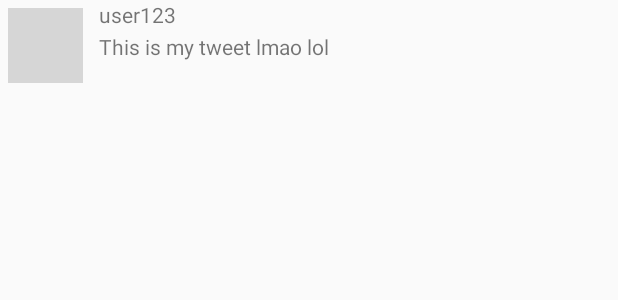
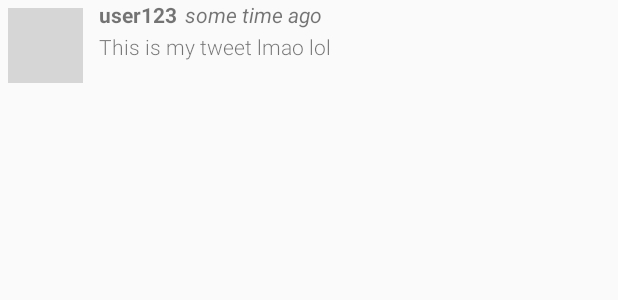
Before and after one commit to jsang99/android-spring21-twitter, an Android app: the layout item_tweet.xml on its own in the app's theme, with its tools: preview values and no code run, on a phone screen of 412 x 824 dp. Shown: the top 300 px of the screen. Run offline under Robolectric (Android 15) with nearby library versions, the phone set to English and light mode, and no system bars; grey boxes are pictures that could not be loaded.

Commit message:
TimeFormatter

```diff
--- a/app/src/main/java/com/codepath/apps/restclienttemplate/models/Tweet.java
+++ b/app/src/main/java/com/codepath/apps/restclienttemplate/models/Tweet.java
@@ -1,4 +1,6 @@
 package com.codepath.apps.restclienttemplate.models;
+
+import com.codepath.apps.restclienttemplate.TimeFormatter;
 
 import org.json.JSONArray;
 import org.json.JSONException;
@@ -13,13 +15,20 @@ public class Tweet {
     public String body;
     public String createdAt;
     public User user;
+    //public String timeStamp;
 
     public static Tweet fromJson(JSONObject jsonObject) throws JSONException {
         Tweet tweet = new Tweet();
         tweet.body = jsonObject.getString("text");
         tweet.createdAt = jsonObject.getString("created_at");
         tweet.user = User.fromJson(jsonObject.getJSONObject("user"));
+        //tweet.timeStamp = TimeFormatter.getTimeDifference(tweet.createdAt);
         return tweet;
+    }
+
+    public String getTimeStamp() {
+        //String timeStamp = TimeFormatter.getTimeDifference(createdAt);
+        return TimeFormatter.getTimeDifference(createdAt);
     }
 
     public static List<Tweet> fromJsonArray(JSONArray jsonArray) throws JSONException {
@@ -29,4 +38,6 @@ public class Tweet {
         }
         return tweets;
     }
+
+
 }
--- a/app/src/main/java/com/codepath/apps/restclienttemplate/models/TweetsAdapter.java
+++ b/app/src/main/java/com/codepath/apps/restclienttemplate/models/TweetsAdapter.java
@@ -48,7 +48,6 @@ public class TweetsAdapter extends RecyclerView.Adapter<TweetsAdapter.ViewHolder
         return tweets.size();
     }
     // Clean all elements of the recycler
-
     public void clear(){
         tweets.clear();
         notifyDataSetChanged();
@@ -58,28 +57,26 @@ public class TweetsAdapter extends RecyclerView.Adapter<TweetsAdapter.ViewHolder
         tweets.addAll(tweetList);
         notifyDataSetChanged();
     }
-
-
-    // bind values based on the position of the element
-
     // define view holder
     public class ViewHolder extends RecyclerView.ViewHolder {
 
         ImageView ivProfileImage;
         TextView tvBody;
         TextView tvScreenName;
+        TextView tvRelativeTime;
 
         public ViewHolder(@NonNull View itemView) {
             super(itemView);
             ivProfileImage = itemView.findViewById(R.id.ivProfileImage);
             tvBody = itemView.findViewById(R.id.tvBody);
             tvScreenName = itemView.findViewById(R.id.tvScreenName);
-
+            tvRelativeTime = itemView.findViewById(R.id.tvRelativeTime);
         }
-
+        // bind values based on the position of the element
         public void bind(Tweet tweet) {
             tvBody.setText(tweet.body);
             tvScreenName.setText(tweet.user.screenName);
+            tvRelativeTime.setText(tweet.getTimeStamp());
             Glide.with(context).load(tweet.user.profileImageUrl).into(ivProfileImage);
         }
     }
--- a/app/src/main/res/layout/item_tweet.xml
+++ b/app/src/main/res/layout/item_tweet.xml
@@ -22,6 +22,7 @@
         android:layout_alignParentTop="true"
         android:layout_marginStart="5dp"
         android:layout_toEndOf="@+id/ivProfileImage"
+        android:textStyle="bold"
         tools:text="user123" />
 
     <TextView
@@ -32,5 +33,18 @@
         android:layout_marginStart="5dp"
         android:layout_marginTop="2dp"
         android:layout_toEndOf="@+id/ivProfileImage"
+        android:fontFamily="sans-serif-light"
+        android:textAlignment="viewStart"
         tools:text="This is my tweet lmao lol" />
+
+    <TextView
+        android:id="@+id/tvRelativeTime"
+        android:layout_width="wrap_content"
+        android:layout_height="wrap_content"
+        android:layout_alignParentTop="true"
+        android:layout_alignParentEnd="true"
+        android:layout_marginStart="5dp"
+        android:layout_toEndOf="@+id/tvScreenName"
+        android:textStyle="italic"
+        tools:text="some time ago" />
 </RelativeLayout>
```
Also changed, not shown: 130 other files.
